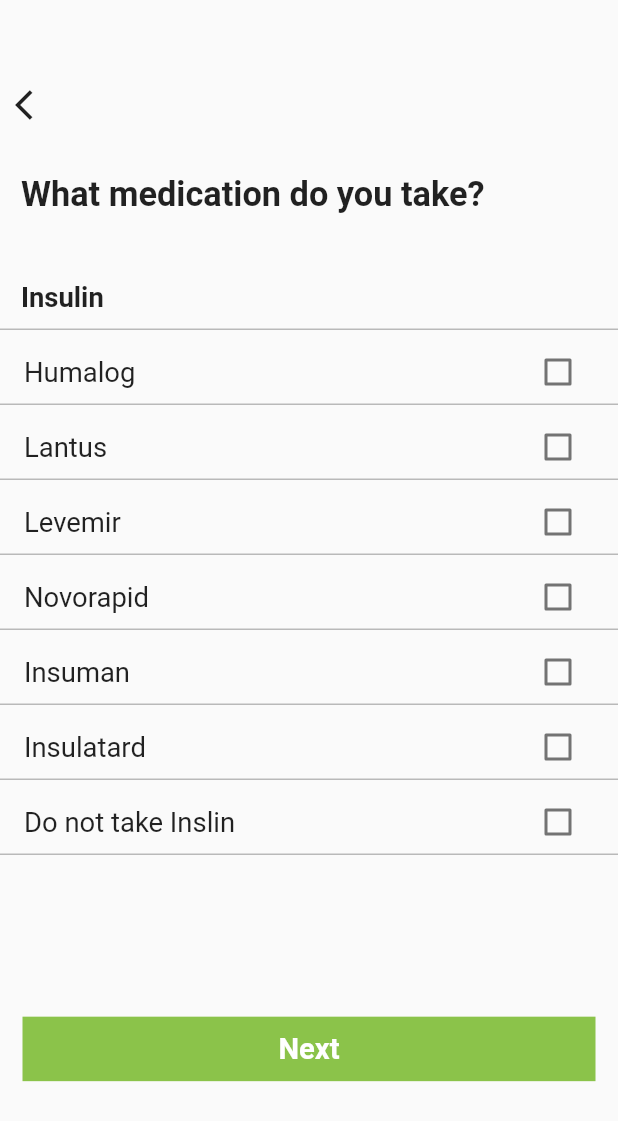
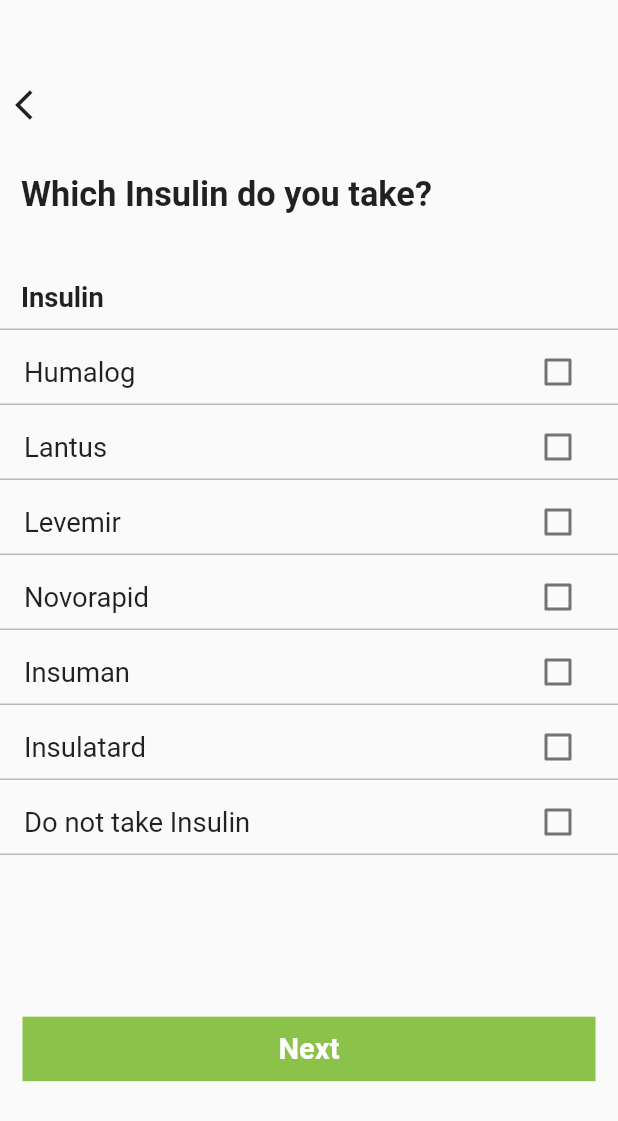
Before and after one commit to saadkhawar289/Health4U, a Flutter app: the editmedication screen opened directly, on a phone screen of 412 x 824 dp. Shown: the top 1121 px of the screen. Run offline on Flutter 3.47's test engine with Material 2 defaults, Android fonts, the phone set to English and light mode, and no system bars; our stand-ins replace barcode_widget, cloud_firestore, date_format, device_preview, dots_indicator, firebase_auth and 8 more; missing offline and left inert: dart:ffi, flutter_barcode_scanner; accounts and stored records are empty; statements that could not run were skipped.

```diff
--- a/healthy/lib/Cart.dart
+++ b/healthy/lib/Cart.dart
@@ -168,7 +168,7 @@ class CartTile extends StatelessWidget {
               SizedBox(
                 height: 10,
               ),
-              Text(product.price.toString(),
+              Text('£${product.price.toString()}',
                   style: TextStyle(
                       fontSize: 17,
                       fontWeight: FontWeight.bold,
--- a/healthy/lib/CheckOut.dart
+++ b/healthy/lib/CheckOut.dart
@@ -384,7 +384,7 @@ class _CheckoutState extends State<Checkout> {
                                 style: TextStyle(
                                     fontSize: 17.sp,
                                     fontWeight: FontWeight.w400)),
-                            Text(context.read<CartViewModel>().totalBill.toString(),
+                            Text('£${context.read<CartViewModel>().totalBill.toString()}',
                                 style: TextStyle(
                                     fontSize: 20.sp,
                                     fontWeight: FontWeight.bold))
--- a/healthy/lib/EditDiabetes.dart
+++ b/healthy/lib/EditDiabetes.dart
@@ -49,7 +49,7 @@ class _State extends State<editdiabetes> {
     'typeOfDiabetes': null,
   };
   Map<String, dynamic> symptomsTest = {
-    'HbA1c': 5,
+    'HbA1c': 6,
     'FootHealth': null,
     'EyeHealth': null,
     'KidneyHealth': null,
--- a/healthy/lib/Editmedication.dart
+++ b/healthy/lib/Editmedication.dart
@@ -65,6 +65,12 @@ class _State extends State<editmedication> {
                       Insulatard = true;
                     });
                   }
+                  else if (element.contains('Do not take Insulin')) {
+                    setState(() {
+                      doNotTakeInsulin = true;
+                    });
+                  }
+
                 })
 
                 //
@@ -94,6 +100,7 @@ class _State extends State<editmedication> {
   bool Insuman = false;
   bool Insulatard = false;
   bool insulin = false;
+  bool doNotTakeInsulin =false;
 
   Future<bool> addPatientMedicines(Map<String, dynamic> data) async {
     try {
@@ -143,7 +150,7 @@ class _State extends State<editmedication> {
             height: 60,
             width: MediaQuery.of(context).size.width,
             child: Text(
-              "What medication do you take?",
+              "Which Insulin do you take?",
               style: TextStyle(fontSize: 20.sp, fontWeight: FontWeight.bold),
             ),
           ),
@@ -353,20 +360,20 @@ class _State extends State<editmedication> {
                             bottom:
                                 BorderSide(color: Colors.black26, width: 1))),
                     child: ListTile(
-                      title: Text("Do not take Inslin",
+                      title: Text("Do not take Insulin",
                           style: TextStyle(
                             fontSize: 16.sp,
                           )),
                       trailing: Checkbox(
-                        value: insulin,
+                        value: doNotTakeInsulin,
                         onChanged: (bool? value) {
                           // This is where we update the state when the checkbox is tapped
                           setState(() {
-                            insulin = value!;
+                            doNotTakeInsulin = value!;
                             if (value) {
-                              listOMedicines.add('Do not take Inslin');
+                              listOMedicines.add('Do not take Insulin');
                             } else {
-                              listOMedicines.remove('Do not take Inslin');
+                              listOMedicines.remove('Do not take Insulin');
                             }
                           });
                         },
--- a/healthy/lib/contactus.dart
+++ b/healthy/lib/contactus.dart
@@ -61,7 +61,7 @@ class _State extends State<contactus> {
               Padding(
                 padding: const EdgeInsets.only(left: 12, top: 20),
                 child: Text(
-                  "Monday-Friday: 8am-6am\nSaturday: 9am-1am\nSunday: Closed",
+                  "Monday-Friday: 8am-6pm\nSaturday: 9am-1pm\nSunday: Closed",
                   style: TextStyle(fontSize: 17),
                 ),
               )
--- a/healthy/lib/purchase history.dart
+++ b/healthy/lib/purchase history.dart
@@ -135,7 +135,11 @@ class _State extends State<purchasehistory> {
                                           fontSize: 17,
                                           fontWeight: FontWeight.bold,
                                           color: Colors.black)),
-                                  Text('£0.80',
+                                  Text('£${context
+                                      .read<CartViewModel>()
+                                      .addedCartItems[index]
+                                      .price
+                                      .toString()}',
                                       style: TextStyle(
                                           fontSize: 17,
                                           fontWeight: FontWeight.w400,
```
Also changed, not shown: healthy/lib/PatientVasulization.dart (+0 -8 lines), healthy/lib/SelectProduct.dart (+4 -4 lines), healthy/lib/selectpils2.dart (+7 -29 lines).
